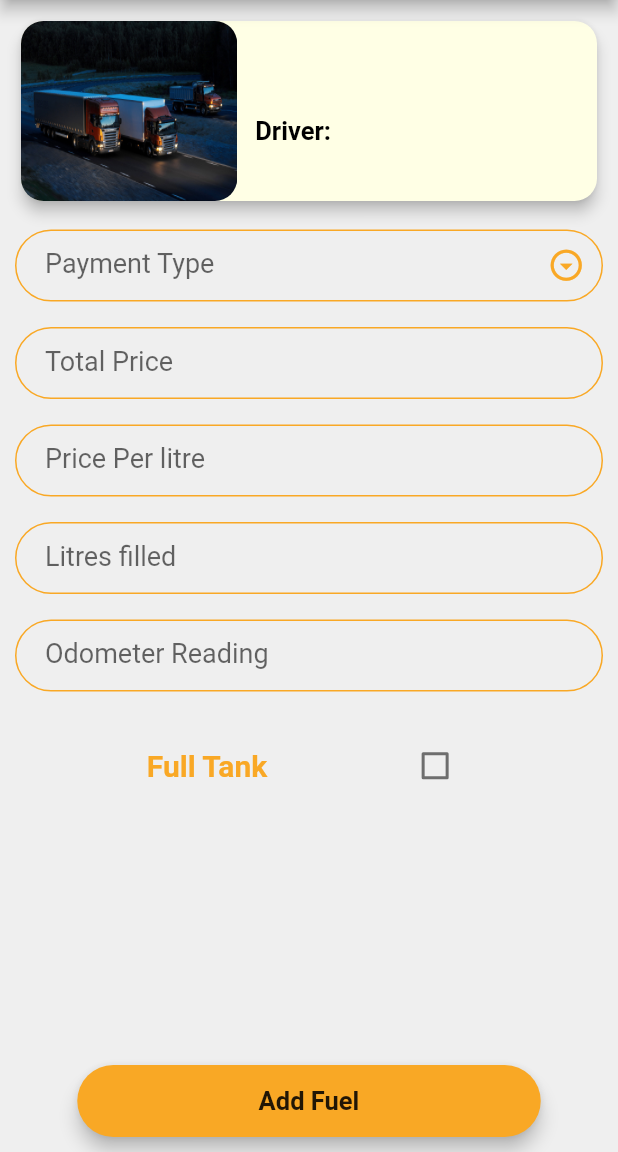
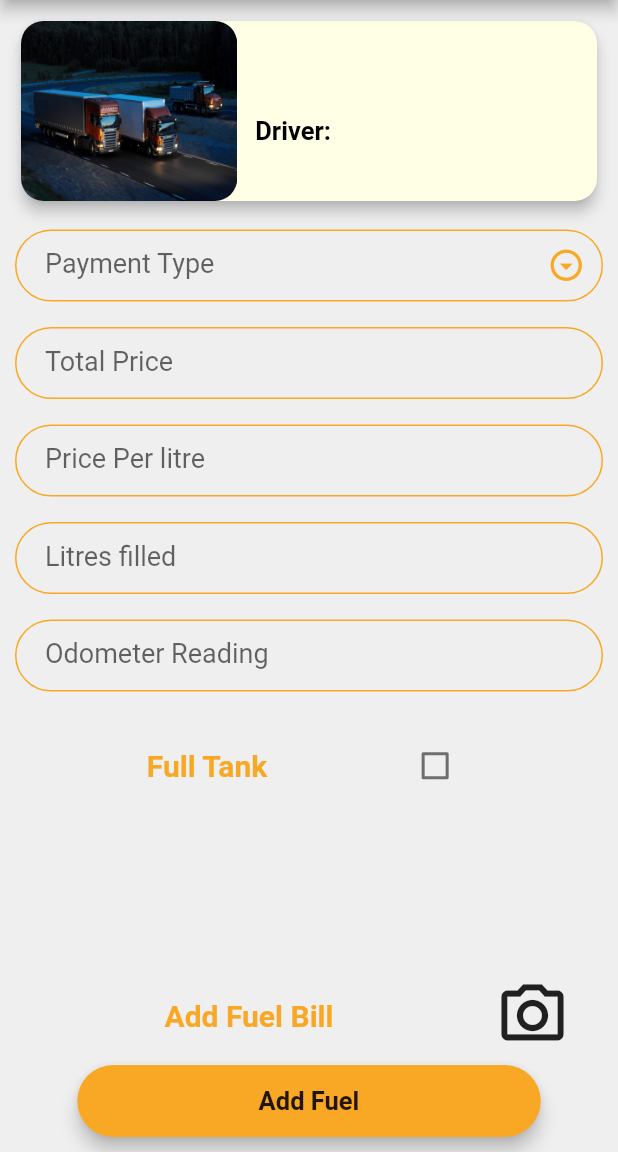
Before and after one commit to gokulr488/fleezy, a Flutter app: the AddFuelScreen screen opened by its route, on a phone screen of 412 x 824 dp, the part 84-1236 px from its top. Run offline on Flutter 3.47's test engine with Material 2 defaults, Android fonts, the phone set to English and light mode, and no system bars; our stand-ins replace bottom_navy_bar, cloud_firestore, firebase_auth, firebase_core, flutter_spinkit, geolocator and 2 more; accounts and stored records are empty; Roboto replaces fonts that are missing (Laila).

Commit message:
camera hook added to fuel screen need to upload image to firestore and make links

```diff
--- a/lib/screens/VehicleOverviewScreens/addfuel/AddFuelController.dart
+++ b/lib/screens/VehicleOverviewScreens/addfuel/AddFuelController.dart
@@ -1,3 +1,5 @@
+import 'dart:io';
+
 import 'package:cloud_firestore/cloud_firestore.dart';
 import 'package:fleezy/Common/Alerts.dart';
 import 'package:fleezy/Common/AppData.dart';
@@ -8,14 +10,18 @@ import 'package:fleezy/DataAccess/DAOs/Vehicle.dart';
 import 'package:fleezy/DataAccess/ExpenseApis.dart';
 import 'package:fleezy/DataModels/ModelExpense.dart';
 import 'package:fleezy/DataModels/ModelVehicle.dart';
+import 'package:fleezy/services/ImageService.dart';
 import 'package:flutter/material.dart';
 import 'package:provider/provider.dart';
 
 class AddFuelController {
+  StatefulWidget screen;
   ModelExpense expenseDo;
   ModelVehicle vehicleDo;
   TextEditingController litresController = TextEditingController();
   TextEditingController totalPriceController = TextEditingController();
+
+  File photo;
   void init() {
     expenseDo = ModelExpense();
     expenseDo.isFullTank = false;
@@ -94,4 +100,8 @@ class AddFuelController {
     expenseDo.tripNo = appData.trip?.id;
     expenseDo.timestamp = Timestamp.now();
   }
+
+  Future<void> takePhoto() async {
+    photo = await ImageService().getImage();
+  }
 }
--- a/lib/screens/VehicleOverviewScreens/addfuel/AddFuelScreen.dart
+++ b/lib/screens/VehicleOverviewScreens/addfuel/AddFuelScreen.dart
@@ -17,6 +17,8 @@ class AddFuelScreen extends StatefulWidget {
 
 class _AddFuelScreenState extends State<AddFuelScreen> {
   AddFuelController controller;
+  final TextStyle _ts = TextStyle(
+      fontWeight: FontWeight.bold, fontSize: 20, color: kHighlightColour);
   @override
   void initState() {
     super.initState();
@@ -97,11 +99,7 @@ class _AddFuelScreenState extends State<AddFuelScreen> {
                 Row(
                     mainAxisAlignment: MainAxisAlignment.spaceEvenly,
                     children: [
-                      Text('Full Tank',
-                          style: TextStyle(
-                              fontWeight: FontWeight.bold,
-                              fontSize: 20,
-                              color: kHighlightColour)),
+                      Text('Full Tank', style: _ts),
                       Checkbox(
                           activeColor: kHighlightColour,
                           value: controller.expenseDo.isFullTank,
@@ -112,10 +110,36 @@ class _AddFuelScreenState extends State<AddFuelScreen> {
                           })
                     ])
               ])),
+              Row(
+                children: [
+                  _getPhotoWidget(),
+                  IconButton(
+                      onPressed: () async {
+                        await controller.takePhoto();
+                        setState(() {});
+                      },
+                      icon: Icon(Icons.camera_alt_outlined),
+                      iconSize: 50),
+                ],
+              ),
               RoundedButton(
                   title: 'Add Fuel',
                   onPressed: () => controller.onAddFuel(context, regNumber))
             ]));
   }
+
+  Widget _getPhotoWidget() {
+    return Container(
+      width: MediaQuery.of(context).size.width - 100,
+      child: controller.photo != null
+          ? Padding(
+              padding: const EdgeInsets.fromLTRB(0, 0, 0, 8),
+              child: Image.file(
+                controller.photo,
+                height: 100,
+              ),
+            )
+          : Center(child: Text('Add Fuel Bill', style: _ts)),
+    );
+  }
 }
-//TODO complete the APIs and impl
--- /dev/null
+++ b/lib/services/ImageService.dart
@@ -0,0 +1,14 @@
+import 'dart:io';
+
+import 'package:image_picker/image_picker.dart';
+
+class ImageService {
+  File _image;
+  final imagePicker = ImagePicker();
+
+  Future<File> getImage() async {
+    final image = await imagePicker.pickImage(source: ImageSource.camera);
+    _image = File(image.path);
+    return _image;
+  }
+}
--- a/pubspec.yaml
+++ b/pubspec.yaml
@@ -13,14 +13,15 @@ dependencies:
     sdk: flutter
 
   firebase_core: ^1.6.0
-  firebase_auth: ^3.1.0
-  cloud_firestore: ^2.5.1
+  firebase_auth: ^3.1.1
+  cloud_firestore: ^2.5.2
   intl: ^0.17.0
   bottom_navy_bar: ^6.0.0
   flutter_spinkit: ^5.1.0
   provider: ^6.0.0
   geolocator: ^7.6.0
   google_fonts: ^2.1.0
+  image_picker: ^0.8.4+2
   # objectbox: ^1.0.0
 dev_dependencies:
   flutter_test:
```
Also changed, not shown: pubspec.lock.
